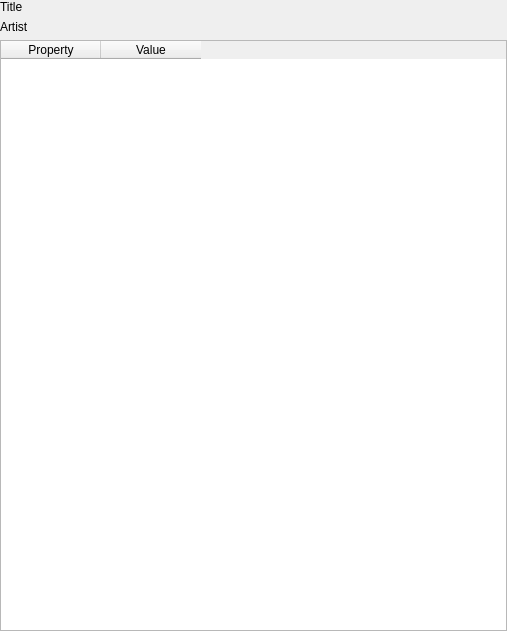
The window that ui/MetadataWidget.ui (nichilum/nimamp) describes before a commit, drawn with Qt 5.
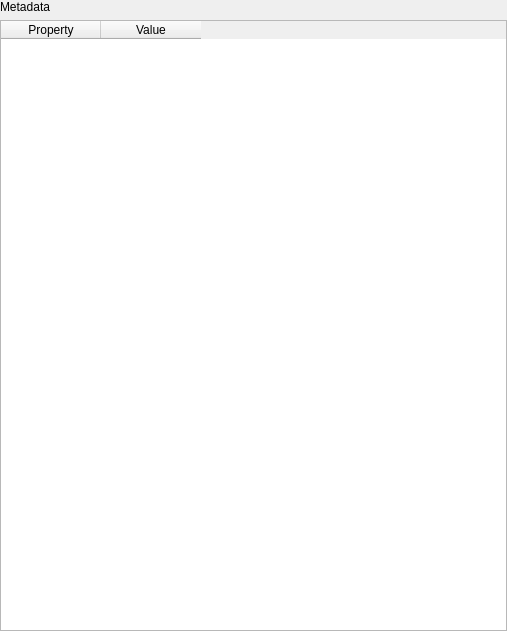
The same window after the commit.

Commit message: remove artist and song from metadata widget

```diff
--- a/ui/MetadataWidget.ui
+++ b/ui/MetadataWidget.ui
@@ -32,14 +32,7 @@
    <item>
     <widget class="QLabel" name="titleLabel">
      <property name="text">
-      <string>Title</string>
-     </property>
-    </widget>
-   </item>
-   <item>
-    <widget class="QLabel" name="artistLabel">
-     <property name="text">
-      <string>Artist</string>
+      <string>Metadata</string>
      </property>
     </widget>
    </item>
```
Left out of the diff: 2 changed lines with no effect on the pictures.
